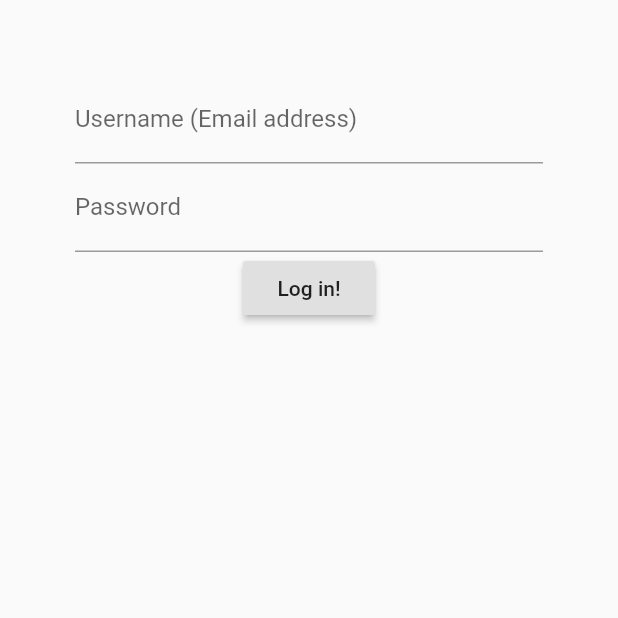
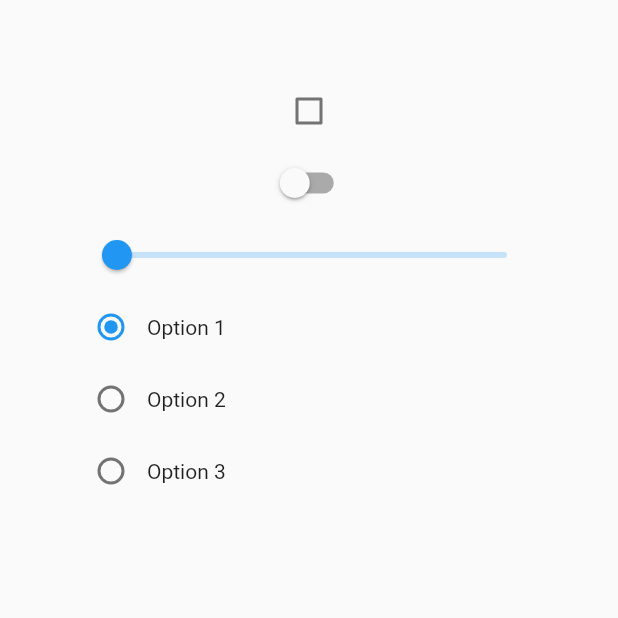
Before and after one commit to lizazz/flutter_test, a Flutter app: the screen it shows after launch, on a phone screen of 412 x 824 dp, the top half of it. Run offline on Flutter 3.47's test engine with Material 2 defaults, Android fonts, the phone set to English and light mode, and no system bars.

Commit message:
add checkbox-switch-slider-radio

```diff
--- a/lib/main.dart
+++ b/lib/main.dart
@@ -1,7 +1,6 @@
 
 import 'package:flutter/cupertino.dart';
 import "package:flutter/material.dart";
-//import "package:flutter/cupertino.dart";
 
 void main() => runApp(MyApp());
 
@@ -11,72 +10,81 @@ class MyApp extends StatefulWidget {
   _MyApp createState() => _MyApp();
 }
 
-class LoginData {
-  String username = "";
-  String password = "";
-}
-
 class _MyApp extends State {
-  LoginData _loginData = new LoginData();
   GlobalKey<FormState> _formKey = new GlobalKey<FormState>();
+  var _checkboxValue = false;
+  var _switchValue = false;
+  var _sliderValue = .3;
+  var _radioValue = 1;
 
   @override
-  Widget build(BuildContext context) {
-    return MaterialApp(title: "Flutter Playground",
-      home: Scaffold(
+  Widget build(BuildContext inContext) {
+    return MaterialApp(
+      home:Scaffold(
         body: Container(
           padding: EdgeInsets.all(50.0),
           child: Form(
             key: this._formKey,
             child: Column(
               children: [
-                TextFormField(
-                  keyboardType: TextInputType.emailAddress,
-                  validator: (String inValue) {
-                    if(inValue.length == 0) {
-                      return "Please enter username";
+                Checkbox(value: _checkboxValue,
+                    onChanged: (bool inValue) {
+                      setState(() {
+                        _checkboxValue = inValue;
+                      });
                     }
-                    return null;
+                ),
+                Switch(
+                  value: _switchValue,
+                  onChanged: (bool inValue) {
+                    setState(() {
+                      _switchValue = inValue;
+                    });
                   },
-                  onSaved: (String inValue) {
-                    this._loginData.username = inValue;
-                  },
-                  decoration: InputDecoration(
-                    hintText: "none@none.com",
-                    labelText: "Username (Email address)"
+                ),
+                Slider(
+                    min: 0, max: 20,
+                    value: _sliderValue,
+                    onChanged: (inValue) {
+                      setState(() => _sliderValue = inValue);
+                    }
+                ),
+                Row(
+                  children: [
+                    Radio(value: 1, groupValue: _radioValue,
+                        onChanged: (int inValue) {
+                          setState(() {
+                            _radioValue = inValue;
+                          });
+                        }
+                    ),
+                    Text('Option 1')
+                  ],
+                ),
+                Row(children: [
+                  Radio(value: 2, groupValue: _radioValue,
+                      onChanged: (int inValue) {
+                      setState(() {_radioValue = inValue;});
+                  }
                   ),
-                ),
-                TextFormField(
-                  obscureText: true,
-                    validator: (String inValue) {
-                      if (inValue.length < 10) {
-                        return "Password must be >= 10 in lenght";
-                      }
-                      return null;
+                  Text("Option 2")
+                ]),
+                Row(children: [
+                  Radio(value: 3, groupValue: _radioValue,
+                    onChanged: (int inValue) {
+                      setState(() {
+                        _radioValue = inValue;
+                      });
                     },
-                    onSaved: (String inValue) {
-                      this._loginData.password = inValue;
-                    },
-                    decoration: InputDecoration(
-                      hintText: "Password",
-                      labelText: "Password"
-                    ),
-                ),
-                RaisedButton(
-                    child: Text("Log in!"),
-                    onPressed: () {
-                      if (_formKey.currentState.validate()) {
-                        _formKey.currentState.save();
-                        print("Username: ${_loginData.username}");
-                        print("Username: ${_loginData.password}");
-                      }
-                    }
-                )
+                  ),
+                  Text("Option 3")
+                ]),
+
               ],
             ),
           ),
-        )
-      ),
+        ),
+      )
     );
   }
 }
```
